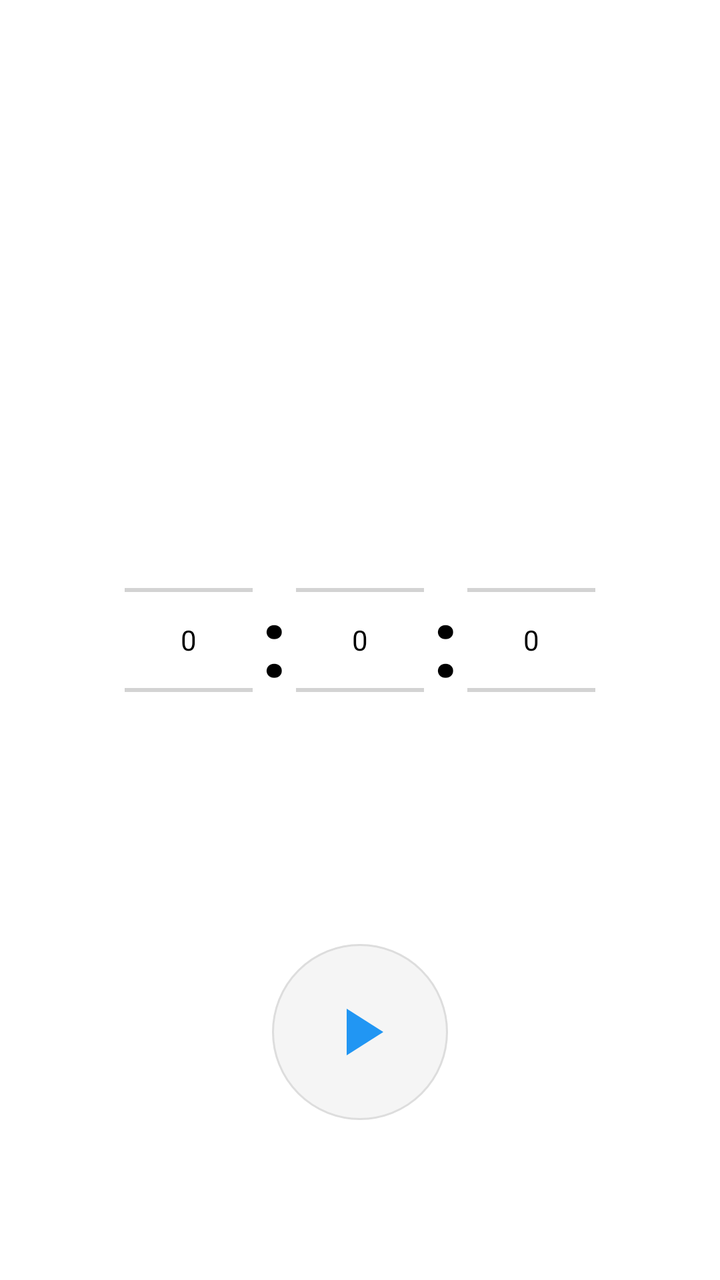
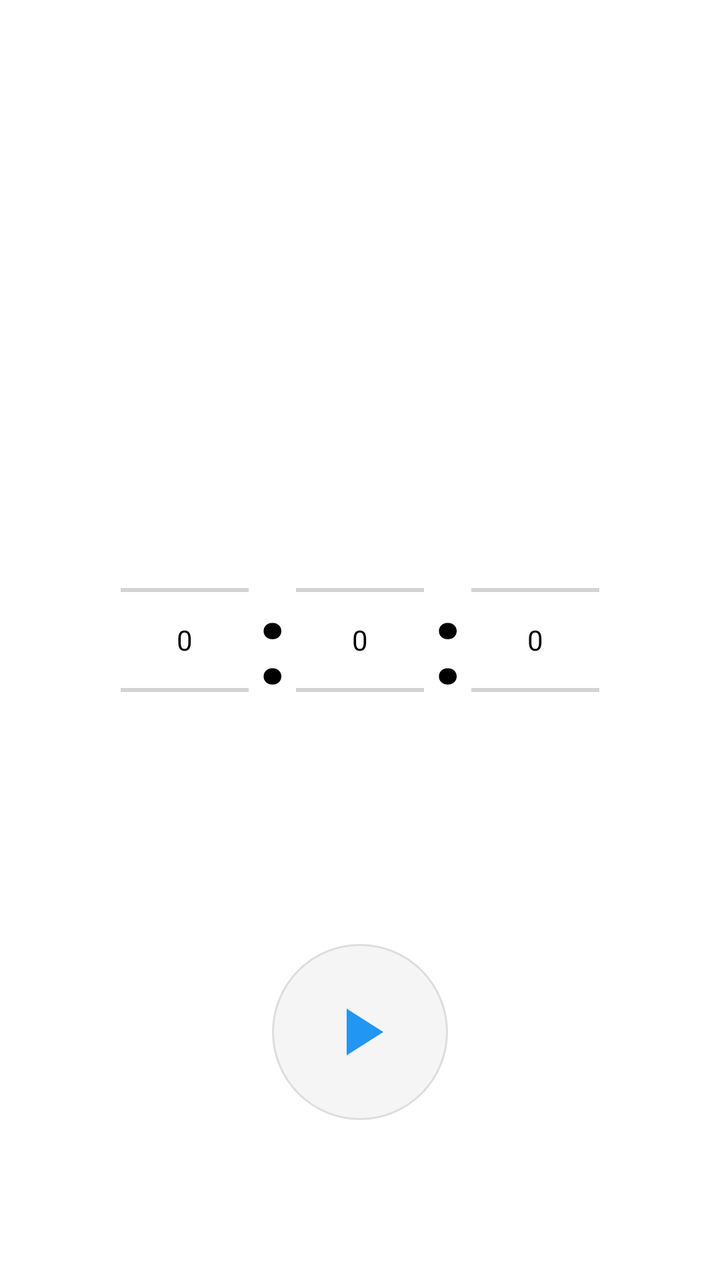

An Android layout rendered at two revisions. The XML below is the earlier revision; the diff shows what the commit changed to produce the second picture.
<!-- AndroidManifest.xml: application theme AppTheme -->
<!-- res/layout/activity_main.xml -->
<?xml version="1.0" encoding="utf-8"?>
<FrameLayout xmlns:android="http://schemas.android.com/apk/res/android"
    android:layout_width="match_parent"
    android:layout_height="match_parent"
    android:background="#FFFFFF">

    
    <TextView
        android:id="@+id/tvTimer"
        android:layout_width="wrap_content"
        android:layout_height="wrap_content"
        android:layout_gravity="center"
        android:textColor="#000000"
        android:textSize="72sp"
        android:textStyle="bold"
        android:visibility="gone" />

    
    <LinearLayout
        android:id="@+id/timePickerLayout"
        android:layout_width="wrap_content"
        android:layout_height="wrap_content"
        android:layout_gravity="center"
        android:orientation="horizontal"
        android:gravity="center_vertical">

        <NumberPicker
            android:id="@+id/npHour"
            style="@style/WhiteNumberPicker"
            android:layout_width="wrap_content"
            android:layout_height="wrap_content" />

        <TextView
            android:layout_width="wrap_content"
            android:layout_height="wrap_content"
            android:text=":"
            android:textColor="#000000"
            android:textSize="48sp"
            android:textStyle="bold"
            android:layout_marginHorizontal="4dp" />

        <NumberPicker
            android:id="@+id/npMinute"
            style="@style/WhiteNumberPicker"
            android:layout_width="wrap_content"
            android:layout_height="wrap_content" />

        <TextView
            android:layout_width="wrap_content"
            android:layout_height="wrap_content"
            android:text=":"
            android:textColor="#000000"
            android:textSize="48sp"
            android:textStyle="bold"
            android:layout_marginHorizontal="4dp" />

        <NumberPicker
            android:id="@+id/npSecond"
            style="@style/WhiteNumberPicker"
            android:layout_width="wrap_content"
            android:layout_height="wrap_content" />

    </LinearLayout>

    
    <FrameLayout
        android:id="@+id/btnStart"
        android:layout_width="88dp"
        android:layout_height="88dp"
        android:layout_gravity="bottom|center_horizontal"
        android:layout_marginBottom="80dp"
        android:background="@drawable/bg_circle_button"
        android:clickable="true"
        android:focusable="true">

        <ImageView
            android:layout_width="40dp"
            android:layout_height="40dp"
            android:layout_gravity="center"
            android:src="@drawable/ic_play"
            android:contentDescription="开始" />

    </FrameLayout>

    
    <FrameLayout
        android:id="@+id/btnStop"
        android:layout_width="88dp"
        android:layout_height="88dp"
        android:layout_gravity="bottom|center_horizontal"
        android:layout_marginBottom="80dp"
        android:background="@drawable/bg_circle_button"
        android:clickable="true"
        android:focusable="true"
        android:visibility="gone">

        <ImageView
            android:layout_width="36dp"
            android:layout_height="36dp"
            android:layout_gravity="center"
            android:src="@drawable/ic_stop"
            android:contentDescription="停止" />

    </FrameLayout>

    
    <TextView
        android:id="@+id/tvVersion"
        android:layout_width="wrap_content"
        android:layout_height="wrap_content"
        android:layout_gravity="bottom|end"
        android:layout_margin="12dp"
        android:textColor="#999999"
        android:textSize="12sp"
        android:text="" />

</FrameLayout>
<!-- resources referenced by this layout -->
<resources>
  <!-- drawable bg_circle_button (drawable) -->
  <?xml version="1.0" encoding="utf-8"?>
  <shape xmlns:android="http://schemas.android.com/apk/res/android"
      android:shape="oval">
      <solid android:color="#F5F5F5" />
      <stroke
          android:width="1dp"
          android:color="#DDDDDD" />
  </shape>
  <!-- drawable ic_play (drawable) -->
  <?xml version="1.0" encoding="utf-8"?>
  <vector xmlns:android="http://schemas.android.com/apk/res/android"
      android:width="24dp"
      android:height="24dp"
      android:viewportWidth="24"
      android:viewportHeight="24">
      <path
          android:fillColor="#2196F3"
          android:pathData="M8,5v14l11,-7z" />
  </vector>
  <!-- drawable ic_stop (drawable) -->
  <?xml version="1.0" encoding="utf-8"?>
  <vector xmlns:android="http://schemas.android.com/apk/res/android"
      android:width="24dp"
      android:height="24dp"
      android:viewportWidth="24"
      android:viewportHeight="24">
      <path
          android:fillColor="#F44336"
          android:pathData="M6,6h12v12h-12z" />
  </vector>
  <style name="WhiteNumberPicker">
          <item name="android:textColorPrimary">#000000</item>
          <item name="android:textColorSecondary">#CCCCCC</item>
          <item name="android:textSize">56sp</item>
      </style>
  <style name="AppTheme" parent="Theme.AppCompat.Light.NoActionBar">
          <item name="android:windowBackground">#FFFFFF</item>
          <item name="android:textColorPrimary">#000000</item>
          <item name="android:textColorSecondary">#CCCCCC</item>
          <item name="colorAccent">#2196F3</item>
      </style>
</resources>

<!-- the commit's change to res/layout/activity_main.xml (unified diff, before → after) -->
@@ -35,7 +35,7 @@
             android:layout_height="wrap_content"
             android:text=":"
             android:textColor="#000000"
-            android:textSize="48sp"
+            android:textSize="56sp"
             android:textStyle="bold"
             android:layout_marginHorizontal="4dp" />
 
@@ -50,7 +50,7 @@
             android:layout_height="wrap_content"
             android:text=":"
             android:textColor="#000000"
-            android:textSize="48sp"
+            android:textSize="56sp"
             android:textStyle="bold"
             android:layout_marginHorizontal="4dp" />
 
